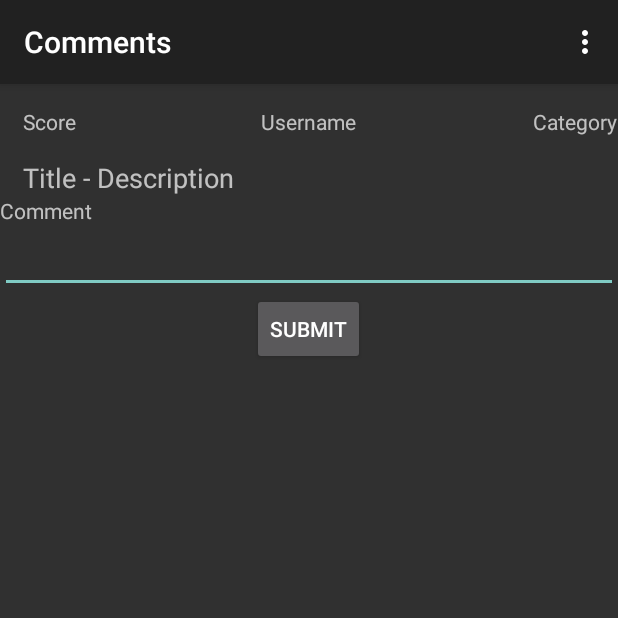
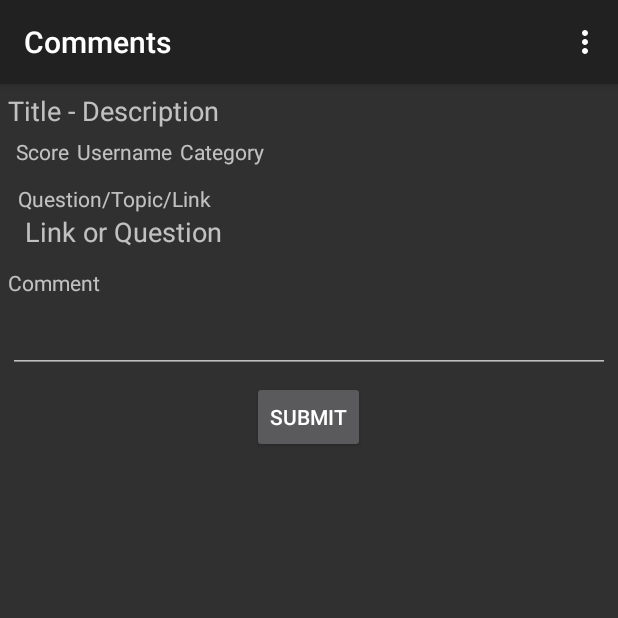
Before and after one commit to 8bitProcessor/RedditLikeApp, an Android app: the Comments screen opened directly, with no data from a screen before it, on a phone screen of 412 x 824 dp, the top half of it. Run offline under Robolectric (Android 15) with nearby library versions, the phone set to English and light mode, and no system bars; our stand-ins replace Volley; network calls fail; 7 statements that could not run were skipped.

Commit message:
changed mainly ui for the comments section also added in the link or topic for a text post and made the link selectable incase users want to copy and paste

```diff
--- a/app/src/main/java/com/example/qbit/projectredapp/Comments.java
+++ b/app/src/main/java/com/example/qbit/projectredapp/Comments.java
@@ -32,7 +32,7 @@ import java.util.ArrayList;
 
 public class Comments extends ActionBarActivity{
     SaveSharedPreference pm = new SaveSharedPreference();
-    private TextView comments_score, comments_category, username_comments, title_comments;
+    private TextView comments_score, comments_category, username_comments, title_comments, infoOrL;
     private RecyclerView commentsRecyclerView;
     private Button submit_comment_call;
     private EditText comment_details;
@@ -51,11 +51,13 @@ public class Comments extends ActionBarActivity{
         title_comments = (TextView) findViewById(R.id.title_comments);
         comment_details = (EditText) findViewById(R.id.comment_details);
         submit_comment_call = (Button) findViewById(R.id.submit_comment_call);
+        infoOrL = (TextView) findViewById(R.id.infoOrL);
         final Bundle extras= getIntent().getExtras();
         comments_score.setText(extras.getString("score"));
         comments_category.setText(extras.getString("category"));
         username_comments.setText(extras.getString("username"));
         title_comments.setText(extras.getString("title"));
+        infoOrL.setText(extras.getString("infoOrL"));
         String threadID  = extras.getString("threadID");
         try {
             getComments(threadID);
--- a/app/src/main/java/com/example/qbit/projectredapp/FrontpageAdaptor.java
+++ b/app/src/main/java/com/example/qbit/projectredapp/FrontpageAdaptor.java
@@ -123,6 +123,7 @@ public class FrontpageAdaptor extends RecyclerView.Adapter<FrontpageAdaptor.MyVi
                 i.putExtra("username", current.getUsername());
                 i.putExtra("category", current.getCategory());
                 i.putExtra("score", current.getScore());
+                i.putExtra("infoOrL", current.getLink());
                 context.startActivity(i);
             }
         });
--- a/app/src/main/res/layout/comments_layout.xml
+++ b/app/src/main/res/layout/comments_layout.xml
@@ -7,80 +7,113 @@
     android:layout_height="match_parent"
     android:id="@+id/comments_layout"
     tools:context="${relativePackage}.${activityClass}"
-    android:weightSum="1">
+    >
 
 <RelativeLayout
+    android:layout_width="fill_parent"
+    android:layout_height="wrap_content"
+    >
+    <TextView
+        android:layout_width="fill_parent"
+        android:layout_height="wrap_content"
+        android:textAppearance="?android:attr/textAppearanceMedium"
+        android:text="Title - Description"
+        android:id="@+id/title_comments"
+        android:layout_margin="5dp"
+    />
+    <LinearLayout
+        android:layout_below="@+id/title_comments"
+        android:orientation="horizontal"
         android:layout_width="wrap_content"
-    android:layout_height="wrap_content">
+        android:layout_height="wrap_content"
+        android:layout_marginLeft="5dp"
+        >
     <TextView
-        android:layout_margin="15dp"
         android:layout_width="wrap_content"
         android:layout_height="wrap_content"
         android:textAppearance="?android:attr/textAppearanceSmall"
         android:text="Score"
+        android:layout_marginLeft="5dp"
         android:id="@+id/comments_score"
-        android:layout_gravity="center_horizontal"
-        android:layout_weight="0.03" />
+        android:layout_alignTop="@+id/username_comments"
+        />
     <TextView
         android:layout_width="wrap_content"
         android:layout_height="wrap_content"
+        android:layout_marginLeft="5dp"
+        android:textAppearance="?android:attr/textAppearanceSmall"
+        android:text="Username"
+        android:id="@+id/username_comments"
+    />
+    <TextView
+        android:layout_width="wrap_content"
+        android:layout_height="wrap_content"
+        android:layout_marginLeft="5dp"
         android:textAppearance="?android:attr/textAppearanceSmall"
         android:text="Category"
         android:id="@+id/comments_category"
-        android:layout_gravity="right"
-        android:layout_weight="0.03"
-        android:layout_marginRight="25dp"
-        android:layout_marginEnd="29dp"
-        android:layout_alignTop="@+id/username_comments"
-        android:layout_alignParentRight="true"
-        android:layout_alignParentEnd="true" />
+        android:layout_below="@+id/comments_score"
+    />
+    </LinearLayout>
+</RelativeLayout>
+
+<RelativeLayout
+    android:layout_width="fill_parent"
+    android:layout_height="wrap_content"
+    android:layout_margin="12dp">
     <TextView
-            android:layout_margin="15dp"
-            android:layout_marginRight="5dp"
+        android:id="@+id/topic_link_comments"
         android:layout_width="wrap_content"
         android:layout_height="wrap_content"
-            android:textAppearance="?android:attr/textAppearanceSmall"
-            android:text="Username"
-            android:id="@+id/username_comments"
-            android:layout_weight="0.02"
-            android:layout_gravity="center_horizontal"
-            android:layout_alignParentTop="true"
-            android:layout_centerHorizontal="true" />
+        android:text="Question/Topic/Link"
+        />
     <TextView
-            android:layout_width="wrap_content"
+        android:layout_width="fill_parent"
         android:layout_height="wrap_content"
+        android:text=" Link or Question"
         android:textAppearance="?android:attr/textAppearanceMedium"
-            android:text="Title - Description"
-            android:id="@+id/title_comments"
-            android:layout_below="@+id/username_comments"
-            android:layout_alignLeft="@+id/comments_score"
-            android:layout_alignStart="@+id/comments_score"
-            android:layout_alignRight="@+id/comments_category" />
-
+        android:layout_below="@+id/topic_link_comments"
+        android:id="@+id/infoOrL"
+        android:textIsSelectable="true"
+        />
     </RelativeLayout>
 
 
+<RelativeLayout
+    android:layout_width="fill_parent"
+    android:layout_height="wrap_content">
     <TextView
         android:layout_width="wrap_content"
         android:layout_height="wrap_content"
         android:textAppearance="?android:attr/textAppearanceSmall"
         android:text="Comment"
-        android:id="@+id/teview_comment" />
-
+        android:id="@+id/teview_comment"
+        android:layout_alignParentTop="true"
+        android:layout_alignLeft="@+id/comment_details"
+        android:layout_alignStart="@+id/comment_details" />
     <EditText
-        android:layout_width="match_parent"
+        android:layout_width="fill_parent"
         android:layout_height="wrap_content"
         android:inputType="textMultiLine"
         android:ems="10"
-        android:id="@+id/comment_details" />
-
+        android:id="@+id/comment_details"
+        android:layout_margin="5dp"
+        android:layout_below="@+id/teview_comment"
+        android:layout_alignParentLeft="true"
+        android:layout_alignParentStart="true" />
     <Button
         style="?android:attr/buttonStyleSmall"
         android:layout_width="wrap_content"
         android:layout_height="wrap_content"
         android:text="Submit"
         android:id="@+id/submit_comment_call"
-        android:layout_gravity="center_horizontal" />
+        android:layout_below="@+id/comment_details"
+        android:layout_centerHorizontal="true" />
+
+</RelativeLayout>
+
+
+
 
 <android.support.v7.widget.RecyclerView
     android:id="@+id/comments_rec_view"
@@ -88,8 +121,4 @@
     android:layout_height="match_parent"
     android:scrollbars="vertical" >
 </android.support.v7.widget.RecyclerView>
-
-
-
-
 </LinearLayout>
```
Lines whose indentation alone changed are shown as unchanged.
